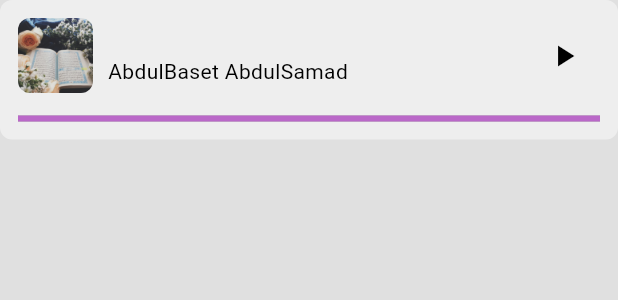
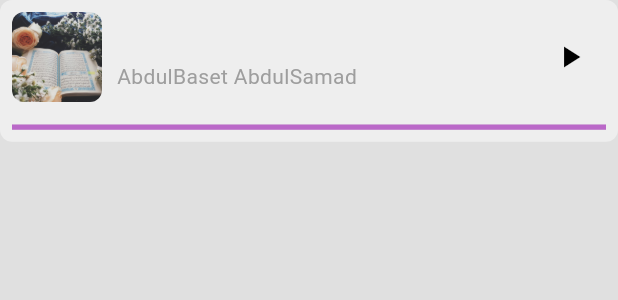
Before and after one commit to aksoyalpi/Quranify-App, a Flutter app: the LittleAudioPlayer widget shown alone on an empty page, opened directly, on a phone screen of 412 x 824 dp. Shown: the top 300 px of the screen. Run offline on Flutter 3.47's test engine with Material 3 defaults, Android fonts, the phone set to English and light mode, and no system bars; our stand-ins replace audio_service, audio_video_progress_bar, audioplayers, font_awesome_flutter, get_it, just_audio and 1 more; missing offline and left inert: dart:ffi; network calls fail; statements that could not run were skipped.

Commit message:
little audio player is now clickable and looks better

```diff
--- a/lib/components/modal_sheet_player.dart
+++ b/lib/components/modal_sheet_player.dart
@@ -4,6 +4,7 @@ import 'package:flutter/material.dart';
 import 'package:quran_fi/notifiers/play_button_notifier.dart';
 import 'package:quran_fi/page_manager.dart';
 import 'package:quran_fi/page_manager.dart';
+import 'package:quran_fi/pages/surah_page.dart';
 import 'package:quran_fi/services/service_locator.dart';
 
 class LittleAudioPlayer extends StatefulWidget {
@@ -18,13 +19,21 @@ class _MyWidgetState extends State<LittleAudioPlayer> {
   Widget build(BuildContext context) {
     final pageManager = getIt<PageManager>();
 
-    return Container(
+    return GestureDetector(
+      onTap: () {
+        Navigator.push(
+            context,
+            MaterialPageRoute(
+              builder: (context) => const SurahPage(),
+            ));
+      },
+      child: Container(
         width: double.infinity,
         decoration: BoxDecoration(
             borderRadius: BorderRadius.circular(8),
             color: Theme.of(context).colorScheme.secondary),
         child: Padding(
-        padding: const EdgeInsets.all(12.0),
+          padding: const EdgeInsets.all(8.0),
           child: Column(
             mainAxisSize: MainAxisSize.min,
             children: [
@@ -36,8 +45,8 @@ class _MyWidgetState extends State<LittleAudioPlayer> {
                     children: [
                       // picture
                       SizedBox(
-                      width: 50,
-                      height: 50,
+                        width: 60,
+                        height: 60,
                         child: ClipRRect(
                             borderRadius: BorderRadius.circular(8),
                             child: Image.asset(
@@ -53,14 +62,22 @@ class _MyWidgetState extends State<LittleAudioPlayer> {
                         children: [
                           // Surah title
                           ValueListenableBuilder(
-                          valueListenable: pageManager.currentSongTitleNotifier,
-                          builder: (_, surah, __) => Text(surah),
+                            valueListenable:
+                                pageManager.currentSongTitleNotifier,
+                            builder: (_, surah, __) => Text(
+                              surah,
+                              style: const TextStyle(
+                                  fontSize: 18, fontWeight: FontWeight.bold),
+                            ),
                           ),
 
                           // Recitator
                           ValueListenableBuilder(
                             valueListenable: pageManager.currentRecitator,
-                          builder: (_, recitator, __) => Text(recitator.name),
+                            builder: (_, recitator, __) => Text(recitator.name,
+                                style: TextStyle(
+                                    color:
+                                        Theme.of(context).colorScheme.primary)),
                           ),
                         ],
                       ),
@@ -98,7 +115,8 @@ class _MyWidgetState extends State<LittleAudioPlayer> {
                     return LinearProgressIndicator(
                       value: value.current.inSeconds / value.total.inSeconds,
                       color: Theme.of(context).colorScheme.onPrimary,
-                    backgroundColor: Theme.of(context).colorScheme.primary,
+                      backgroundColor: Theme.of(context).colorScheme.surface,
+                      minHeight: 3.5,
 
                       /*thumbColor: Theme.of(context).colorScheme.onPrimary,
                       progressBarColor: Theme.of(context).colorScheme.onPrimary,
@@ -111,6 +129,7 @@ class _MyWidgetState extends State<LittleAudioPlayer> {
             ],
           ),
         ),
+      ),
     );
   }
 }
--- a/lib/pages/surah_page.dart
+++ b/lib/pages/surah_page.dart
@@ -153,7 +153,6 @@ class SurahPage extends StatelessWidget {
                 height: 25,
               ),
 
-              // song duration progress
               Column(
                 children: [
                   Padding(
```
Also changed, not shown: lib/main.dart (+25 -2 lines). Lines whose indentation alone changed are shown as unchanged.
